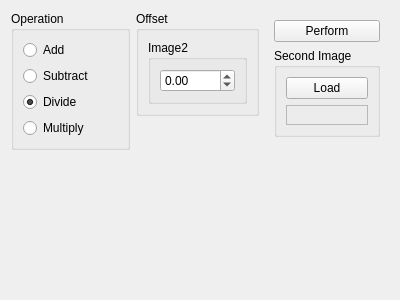
The window that source/modules/binary_operations/BinaryOperationsWidget.ui (josefkoller/ambient_image_processor) describes before a commit, drawn with Qt 5.
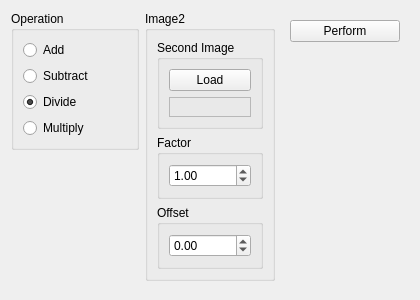
The same window after the commit.

What changed in the file:
```diff
--- a/source/modules/binary_operations/BinaryOperationsWidget.ui
+++ b/source/modules/binary_operations/BinaryOperationsWidget.ui
@@ -6,7 +6,7 @@
    <rect>
     <x>0</x>
     <y>0</y>
-    <width>400</width>
+    <width>420</width>
     <height>300</height>
    </rect>
   </property>
@@ -63,50 +63,9 @@
    <item alignment="Qt::AlignTop">
     <widget class="QGroupBox" name="groupBox_3">
      <property name="title">
-      <string>Offset</string>
+      <string>Image2</string>
      </property>
-     <layout class="QHBoxLayout" name="horizontalLayout_3">
-      <item>
-       <widget class="QGroupBox" name="groupBox_4">
-        <property name="title">
-         <string>Image2</string>
-        </property>
-        <layout class="QHBoxLayout" name="horizontalLayout_4">
-         <item>
-          <widget class="QDoubleSpinBox" name="image2_offset_spinbox">
-           <property name="minimum">
-            <double>-9999.000000000000000</double>
-           </property>
-           <property name="maximum">
-            <double>9999.000000000000000</double>
-           </property>
-           <property name="singleStep">
-            <double>0.010000000000000</double>
-           </property>
-          </widget>
-         </item>
-        </layout>
-       </widget>
-      </item>
-     </layout>
-    </widget>
-   </item>
-   <item alignment="Qt::AlignTop">
-    <widget class="QWidget" name="widget" native="true">
-     <property name="sizePolicy">
-      <sizepolicy hsizetype="Preferred" vsizetype="Maximum">
-       <horstretch>0</horstretch>
-       <verstretch>0</verstretch>
-      </sizepolicy>
-     </property>
-     <layout class="QVBoxLayout" name="verticalLayout_2">
-      <item>
-       <widget class="QPushButton" name="perform_button">
-        <property name="text">
-         <string>Perform</string>
-        </property>
-       </widget>
-      </item>
+     <layout class="QVBoxLayout" name="verticalLayout_4">
       <item>
        <widget class="QGroupBox" name="groupBox_2">
         <property name="title">
@@ -132,6 +91,66 @@
           </widget>
          </item>
         </layout>
+       </widget>
+      </item>
+      <item>
+       <widget class="QGroupBox" name="groupBox_5">
+        <property name="title">
+         <string>Factor</string>
+        </property>
+        <layout class="QVBoxLayout" name="verticalLayout_5">
+         <item>
+          <widget class="QDoubleSpinBox" name="image2_factor_spinbox">
+           <property name="singleStep">
+            <double>0.100000000000000</double>
+           </property>
+           <property name="value">
+            <double>1.000000000000000</double>
+           </property>
+          </widget>
+         </item>
+        </layout>
+       </widget>
+      </item>
+      <item>
+       <widget class="QGroupBox" name="groupBox_4">
+        <property name="title">
+         <string>Offset</string>
+        </property>
+        <layout class="QHBoxLayout" name="horizontalLayout_4">
+         <item>
+          <widget class="QDoubleSpinBox" name="image2_offset_spinbox">
+           <property name="minimum">
+            <double>-9999.000000000000000</double>
+           </property>
+           <property name="maximum">
+            <double>9999.000000000000000</double>
+           </property>
+           <property name="singleStep">
+            <double>0.010000000000000</double>
+           </property>
+          </widget>
+         </item>
+        </layout>
+       </widget>
+      </item>
+     </layout>
+    </widget>
+   </item>
+   <item alignment="Qt::AlignTop">
+    <widget class="QWidget" name="widget" native="true">
+     <property name="sizePolicy">
+      <sizepolicy hsizetype="Preferred" vsizetype="Maximum">
+       <horstretch>0</horstretch>
+       <verstretch>0</verstretch>
+      </sizepolicy>
+     </property>
+     <layout class="QVBoxLayout" name="verticalLayout_2">
+      <item>
+       <widget class="QPushButton" name="perform_button">
+        <property name="text">
+         <string>Perform</string>
+        </property>
        </widget>
       </item>
      </layout>
```
